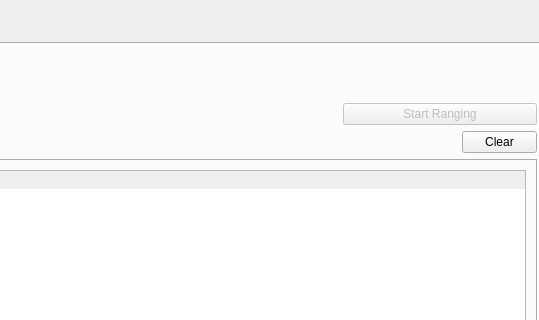
Qt form interface_app/beluga_gui/beluga_gui.ui (WiseLabCMU/Beluga-2.0) before a commit; both pictures show x 676 to 1215 and y 0 to 320 of the 1215 by 650 pixel window.
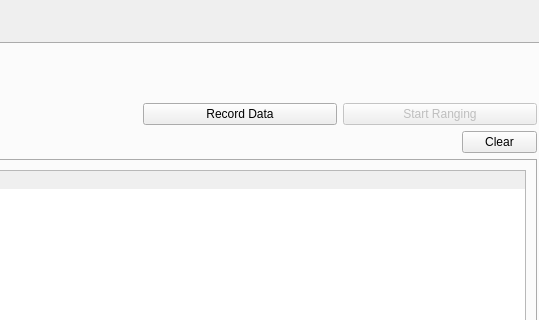
The same form after that commit. The open tabs and pages were chosen to show the change. Custom widgets are drawn as their Qt base class.

Diff of the .ui file:
```diff
--- a/interface_app/beluga_gui/beluga_gui.ui
+++ b/interface_app/beluga_gui/beluga_gui.ui
@@ -1885,6 +1885,13 @@
             </property>
            </widget>
           </item>
+          <item row="2" column="4">
+           <widget class="QPushButton" name="record_data_button">
+            <property name="text">
+             <string>Record Data</string>
+            </property>
+           </widget>
+          </item>
          </layout>
         </item>
         <item>
```
